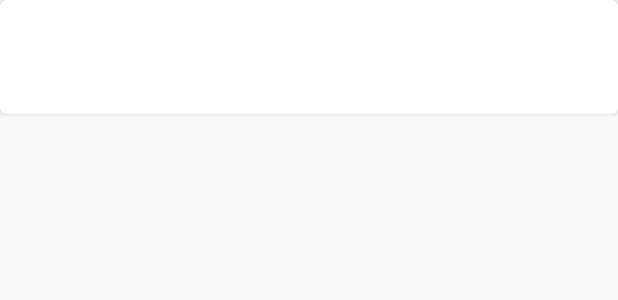
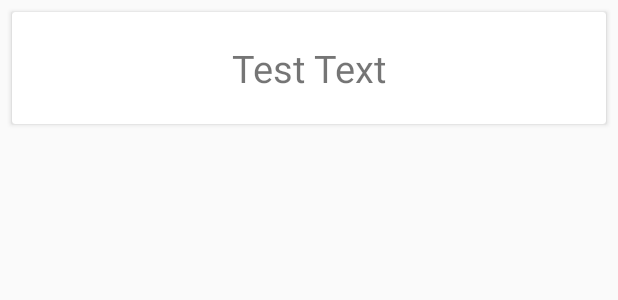
Before and after one commit to AbbieTurner95/CurrencyConvertor_AndroidApp, an Android app: the layout custom_view.xml on its own in the app's theme, with its tools: preview values and no code run, on a phone screen of 412 x 824 dp. Shown: the top 300 px of the screen. Run offline under Robolectric (Android 15) with nearby library versions, the phone set to English and light mode, and no system bars; network calls fail.

Commit message:
Fixed NPE

```diff
--- a/app/src/main/res/layout/custom_view.xml
+++ b/app/src/main/res/layout/custom_view.xml
@@ -1,33 +1,25 @@
 <?xml version="1.0" encoding="utf-8"?>
-<android.support.v7.widget.CardView
-    xmlns:android="http://schemas.android.com/apk/res/android"
+<android.support.v7.widget.CardView xmlns:android="http://schemas.android.com/apk/res/android"
     xmlns:card_view="http://schemas.android.com/apk/res-auto"
+    xmlns:tools="http://schemas.android.com/tools"
     android:id="@+id/card_view"
     android:layout_width="match_parent"
     android:layout_height="wrap_content"
-    card_view:cardCornerRadius="4dp"
-    card_view:cardMaxElevation="4dp"
-    card_view:cardElevation="2dp"
-    card_view:contentPadding="5dp">
+    android:layout_margin="8dp"
+    android:layout_weight="1"
+    android:clickable="true"
+    android:focusable="true"
+    android:foreground="?android:attr/selectableItemBackground"
+    card_view:contentPadding="8dp">
 
-    <LinearLayout
-        android:id="@+id/ll"
+    <TextView
+        android:id="@+id/tv"
         android:layout_width="match_parent"
         android:layout_height="match_parent"
-        android:padding="3dp">
-
-        <TextView
-            android:id="@+id/tv"
-            android:layout_width="match_parent"
-            android:layout_height="match_parent"
-            android:textColor="#000"
-            android:textSize="25sp"
-            android:textStyle="bold"
-            android:layout_margin="2dp"
-            android:padding="10dp"
-            android:layout_gravity="center"
-            android:gravity="center" />
-
-    </LinearLayout>
+        android:layout_gravity="center"
+        android:layout_margin="12dp"
+        android:gravity="center"
+        android:textSize="25sp"
+        tools:text="Test Text" />
 
 </android.support.v7.widget.CardView>
```
Also changed, not shown: app/src/main/java/android/example/com/ratescurrencyapp/MainActivity.java (+17 -13 lines), app/src/main/java/android/example/com/ratescurrencyapp/RatesAdapter.java (+28 -18 lines).
